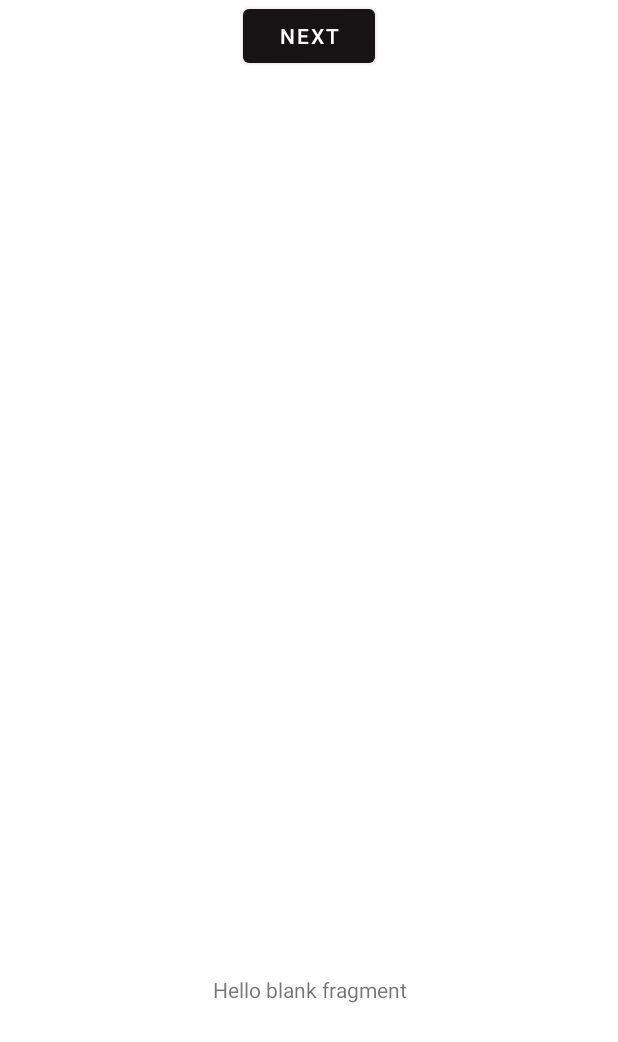
After one commit to shaibrown5/Wattson, an Android app: the layout fragment_ob_page1.xml on its own in the app's theme, with its tools: preview values and no code run, on a phone screen of 412 x 824 dp. The commit adds this screen. Shown: the top 1042 px of the screen. Run offline under Robolectric (Android 15) with nearby library versions, the phone set to English and light mode, and no system bars; Roboto replaces fonts that are not available here.

Commit message:
created onboarding pages and movement

```diff
--- a/client/app/build.gradle
+++ b/client/app/build.gradle
@@ -45,4 +45,5 @@ dependencies {
     implementation 'com.google.firebase:firebase-analytics'
     implementation 'com.google.firebase:firebase-messaging'
     implementation 'com.etebarian:meow-bottom-navigation-java:1.2.0'
+    implementation 'com.kofigyan.stateprogressbar:stateprogressbar:1.0.0'
 }
--- a/client/app/src/main/AndroidManifest.xml
+++ b/client/app/src/main/AndroidManifest.xml
@@ -9,6 +9,7 @@
         android:roundIcon="@mipmap/ic_launcher_round"
         android:supportsRtl="true"
         android:theme="@style/Theme.Wattson">
+        <activity android:name=".OnBoardingActivity"></activity>
         <activity
             android:name=".LoginActivity"
             android:windowSoftInputMode="adjustResize" />
--- a/client/app/src/main/res/layout/activity_login2.xml
+++ b/client/app/src/main/res/layout/activity_login2.xml
@@ -4,7 +4,7 @@
     xmlns:tools="http://schemas.android.com/tools"
     android:layout_width="match_parent"
     android:layout_height="match_parent"
-    android:background="@color/background_gray"
+    android:background="@color/white"
     tools:context=".LoginActivity"
     tools:visibility="visible">
 
@@ -86,7 +86,7 @@
         app:layout_constraintTop_toBottomOf="@+id/logInButton" />
 
     <TextView
-        android:id="@+id/signUpTExt"
+        android:id="@+id/signUpText"
         android:layout_width="wrap_content"
         android:layout_height="wrap_content"
         android:fontFamily="@font/assistant_regular"
--- /dev/null
+++ b/client/app/src/main/res/layout/fragment_ob_page1.xml
@@ -0,0 +1,45 @@
+<?xml version="1.0" encoding="utf-8"?>
+<FrameLayout xmlns:android="http://schemas.android.com/apk/res/android"
+    xmlns:app="http://schemas.android.com/apk/res-auto"
+    xmlns:tools="http://schemas.android.com/tools"
+    android:layout_width="match_parent"
+    android:layout_height="match_parent"
+    tools:context=".on_boarding_fragments.OBpage1">
+
+    <!-- TODO: Update blank fragment layout -->
+
+    <androidx.constraintlayout.widget.ConstraintLayout
+        android:layout_width="match_parent"
+        android:layout_height="match_parent">
+
+        <Button
+            android:id="@+id/button1Next"
+            android:layout_width="wrap_content"
+            android:layout_height="wrap_content"
+            android:layout_marginStart="162dp"
+            android:layout_marginLeft="162dp"
+            android:layout_marginEnd="162dp"
+            android:layout_marginRight="162dp"
+            android:text="next"
+            app:backgroundTint="#151313"
+            app:layout_constraintEnd_toEndOf="parent"
+            app:layout_constraintHorizontal_bias="1.0"
+            app:layout_constraintStart_toStartOf="parent"
+            app:layout_constraintTop_toTopOf="parent" />
+
+        <TextView
+            android:layout_width="wrap_content"
+            android:layout_height="wrap_content"
+            android:layout_marginStart="141dp"
+            android:layout_marginLeft="141dp"
+            android:layout_marginTop="650dp"
+            android:layout_marginEnd="140dp"
+            android:layout_marginRight="140dp"
+            android:text="@string/hello_blank_fragment"
+            app:layout_constraintEnd_toEndOf="parent"
+            app:layout_constraintHorizontal_bias="0.509"
+            app:layout_constraintStart_toStartOf="parent"
+            app:layout_constraintTop_toTopOf="parent" />
+    </androidx.constraintlayout.widget.ConstraintLayout>
+
+</FrameLayout>
--- a/client/app/src/main/res/values/colors.xml
+++ b/client/app/src/main/res/values/colors.xml
@@ -7,7 +7,7 @@
     <color name="teal_700">#FF018786</color>
     <color name="black">#FF000000</color>
     <color name="white">#FFFFFFFF</color>
-    <color name="background_blue">#DFE4F4</color>
+    <color name="background_blue">#223779</color>
     <color name="background_gray">#E4E4E4</color>
     <color name="font_gray">#939393</color>
     <color name="on_green">#00D186</color>
```
Also changed, not shown: client/app/src/main/java/com/example/wattson/LoginActivity.java (+13 -1 lines), client/app/src/main/java/com/example/wattson/OnBoardingActivity.java (added, +72 -0 lines), client/app/src/main/java/com/example/wattson/on_boarding_fragments/OBpage1.java (added, +53 -0 lines), client/app/src/main/java/com/example/wattson/on_boarding_fragments/OBpage2.java (added, +53 -0 lines), client/app/src/main/java/com/example/wattson/on_boarding_fragments/OBpage3.java (added, +53 -0 lines), client/app/src/main/res/layout/activity_on_boarding.xml (added, +32 -0 lines), client/app/src/main/res/layout/fragment_ob_page2.xml (added, +22 -0 lines), client/app/src/main/res/layout/fragment_ob_page3.xml (added, +22 -0 lines).
